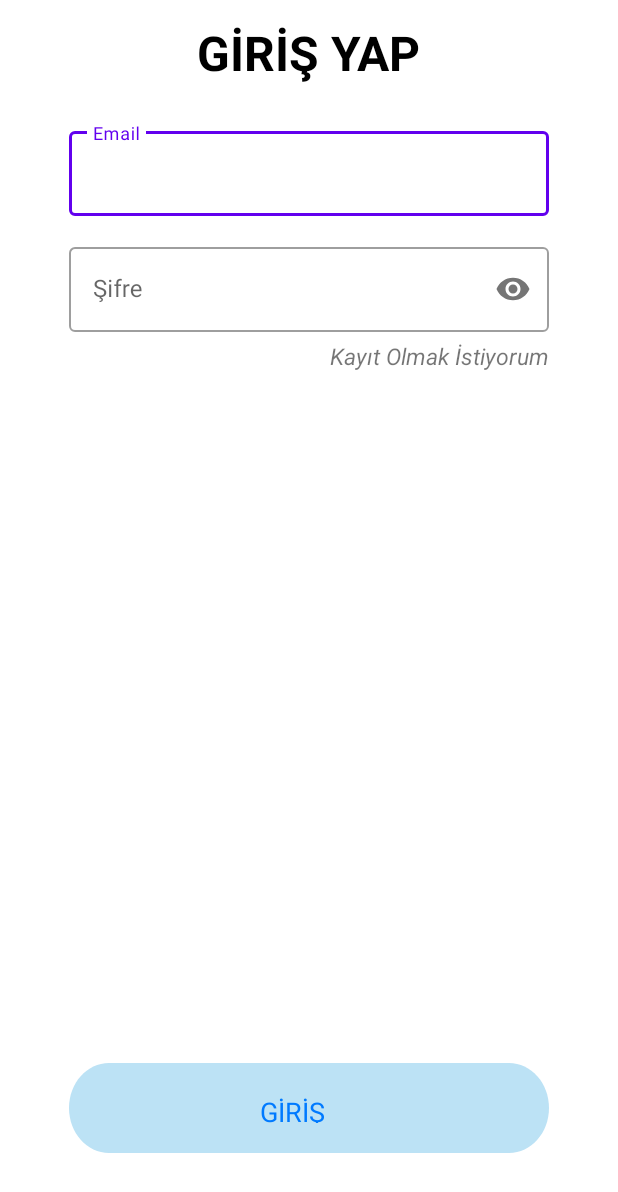
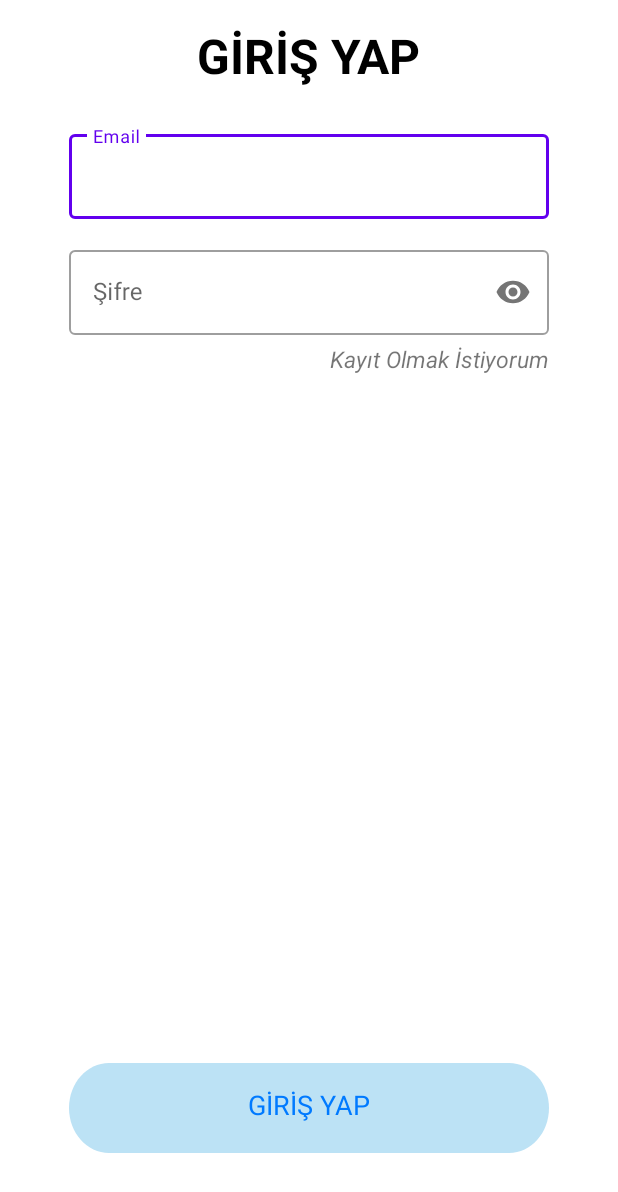
Before and after one commit to FurkanKaraketir/KTS-Kocluk-Takip-Sistemi, an Android app: the screen it shows after launch (LoginActivity), on a phone screen of 412 x 824 dp. Shown: the top 1192 px of the screen. Run offline under Robolectric (Android 15) with nearby library versions, the phone set to English and light mode, and no system bars; our stand-ins replace Firebase (no records; nobody signed in at launch, a user with empty details on screens opened directly).

Commit message:
Minor Fixes

```diff
--- a/app/build.gradle
+++ b/app/build.gradle
@@ -13,7 +13,7 @@ android {
         minSdk 26
         targetSdk 32
         versionCode 1
-        versionName "1.0"
+        versionName "0.1"
 
         testInstrumentationRunner "androidx.test.runner.AndroidJUnitRunner"
     }
@@ -36,11 +36,13 @@ android {
 dependencies {
 
     implementation platform('com.google.firebase:firebase-bom:30.1.0')
-    implementation 'androidx.core:core-ktx:1.8.0'
+
     implementation 'androidx.appcompat:appcompat:1.4.2'
     implementation 'com.google.android.material:material:1.6.1'
+
     implementation 'com.google.firebase:firebase-auth-ktx'
     implementation 'com.google.firebase:firebase-firestore-ktx'
+    implementation 'androidx.core:core-ktx:1.8.0'
 
     implementation 'androidx.constraintlayout:constraintlayout:2.1.4'
     testImplementation 'junit:junit:4.13.2'
--- a/app/src/main/AndroidManifest.xml
+++ b/app/src/main/AndroidManifest.xml
@@ -27,7 +27,7 @@
             android:name=".MainActivity"
             android:exported="true"
             android:screenOrientation="portrait"
-            tools:ignore="LockedOrientationActivity" >
+            tools:ignore="LockedOrientationActivity">
             <intent-filter>
                 <action android:name="android.intent.action.MAIN" />
 
--- a/app/src/main/java/com/kodgem/coachingapp/MainActivity.kt
+++ b/app/src/main/java/com/kodgem/coachingapp/MainActivity.kt
@@ -15,12 +15,13 @@ class MainActivity : AppCompatActivity() {
         super.onStart()
 
         val currentUser = auth.currentUser
-        if(currentUser == null){
+        if (currentUser == null) {
             val intent = Intent(this, LoginActivity::class.java)
             this.startActivity(intent)
             finish()
         }
     }
+
     override fun onCreate(savedInstanceState: Bundle?) {
         super.onCreate(savedInstanceState)
         setContentView(R.layout.activity_main)
@@ -32,7 +33,7 @@ class MainActivity : AppCompatActivity() {
 
     }
 
-    private fun signOut(){
+    private fun signOut() {
         auth.signOut()
         val intent = Intent(this, LoginActivity::class.java)
         this.startActivity(intent)
--- a/app/src/main/java/com/kodgem/coachingapp/RegisterActivity.kt
+++ b/app/src/main/java/com/kodgem/coachingapp/RegisterActivity.kt
@@ -17,7 +17,7 @@ class RegisterActivity : AppCompatActivity(), AdapterView.OnItemSelectedListener
     private val dersler =
         arrayOf("Matematik", "Türk Dili ve Edebiyatı", "Fizik", "Kimya", "Biyoloji")
 
-    private lateinit var documentID:String
+    private lateinit var documentID: String
     private lateinit var auth: FirebaseAuth
     private lateinit var db: FirebaseFirestore
     private var nameAndSurname = ""
@@ -50,35 +50,35 @@ class RegisterActivity : AppCompatActivity(), AdapterView.OnItemSelectedListener
 
 
         signUpButton.setOnClickListener {
-            if (emailEditText.text.toString().isNotEmpty()){
+            if (emailEditText.text.toString().isNotEmpty()) {
                 emailEditText.error = null
 
-                if (passwordEditText.text.toString().isNotEmpty()){
+                if (passwordEditText.text.toString().isNotEmpty()) {
                     passwordEditText.error = null
-                    if (gradeText.text.toString().isNotEmpty() || selection ==2){
+                    if (gradeText.text.toString().isNotEmpty() || selection == 2) {
                         gradeText.error = null
-                        if (nameAndSurnameEditText.text.toString().isNotEmpty()){
+                        if (nameAndSurnameEditText.text.toString().isNotEmpty()) {
                             nameAndSurnameEditText.error = null
 
                             nameAndSurname = nameAndSurnameEditText.text.toString()
 
                             grade = gradeText.text.toString()
-                            signUp(emailEditText.text.toString(),passwordEditText.text.toString())
+                            signUp(emailEditText.text.toString(), passwordEditText.text.toString())
 
-                        }else{
+                        } else {
                             nameAndSurnameEditText.error = "Bu Alan Boş Bırakılamaz"
 
                         }
 
 
-                    }else{
+                    } else {
                         gradeText.error = "Bu Alan Boş Bırakılamaz"
                     }
 
-                }else{
+                } else {
                     passwordEditText.error = "Bu Alan Boş Bırakılamaz"
                 }
-            }else{
+            } else {
                 emailEditText.error = "Bu Alan Boş Bırakılamaz"
             }
         }
@@ -120,8 +120,6 @@ class RegisterActivity : AppCompatActivity(), AdapterView.OnItemSelectedListener
         }
 
 
-
-
     }
 
     private fun signUp(email: String, password: String) {
@@ -130,7 +128,7 @@ class RegisterActivity : AppCompatActivity(), AdapterView.OnItemSelectedListener
                 if (task.isSuccessful) {
                     documentID = auth.uid!!
 
-                    if (selection ==1){
+                    if (selection == 1) {
                         val user = hashMapOf(
                             "email" to email,
                             "grade" to grade,
@@ -143,16 +141,15 @@ class RegisterActivity : AppCompatActivity(), AdapterView.OnItemSelectedListener
                         db.collection("User").document(documentID)
                             .set(user)
                             .addOnSuccessListener {
-                                Toast.makeText(this,"Başarılı",Toast.LENGTH_SHORT).show()
+                                Toast.makeText(this, "Başarılı", Toast.LENGTH_SHORT).show()
                                 val intent = Intent(this, MainActivity::class.java)
                                 this.startActivity(intent)
                                 finish()
                             }
                             .addOnFailureListener { e ->
-                                Toast.makeText(this,e.localizedMessage,Toast.LENGTH_SHORT).show()
+                                Toast.makeText(this, e.localizedMessage, Toast.LENGTH_SHORT).show()
                             }
-                    }
-                    else if (selection == 2){
+                    } else if (selection == 2) {
                         val user = hashMapOf(
                             "email" to email,
                             "id" to documentID,
@@ -164,24 +161,23 @@ class RegisterActivity : AppCompatActivity(), AdapterView.OnItemSelectedListener
                         db.collection("User").document(documentID)
                             .set(user)
                             .addOnSuccessListener {
-                                Toast.makeText(this,"Başarılı",Toast.LENGTH_SHORT).show()
+                                Toast.makeText(this, "Başarılı", Toast.LENGTH_SHORT).show()
                                 val intent = Intent(this, MainActivity::class.java)
                                 this.startActivity(intent)
                                 finish()
                             }
                             .addOnFailureListener { e ->
-                                Toast.makeText(this,e.localizedMessage,Toast.LENGTH_SHORT).show()
+                                Toast.makeText(this, e.localizedMessage, Toast.LENGTH_SHORT).show()
                             }
                     }
 
 
-
-
-
                 } else {
                     // If sign in fails, display a message to the user.
-                    Toast.makeText(baseContext, "Authentication failed.",
-                        Toast.LENGTH_SHORT).show()
+                    Toast.makeText(
+                        baseContext, "Authentication failed.",
+                        Toast.LENGTH_SHORT
+                    ).show()
                 }
             }
     }
@@ -223,7 +219,7 @@ class RegisterActivity : AppCompatActivity(), AdapterView.OnItemSelectedListener
                 3 -> {
                     branch = "Kimya"
                 }
-                4->{
+                4 -> {
                     branch = "Biyoloji"
 
                 }
@@ -235,7 +231,7 @@ class RegisterActivity : AppCompatActivity(), AdapterView.OnItemSelectedListener
 
 
     override fun onNothingSelected(p0: AdapterView<*>?) {
-        TODO("Not yet implemented")
+
     }
 
 }
--- a/app/src/main/res/drawable/rectangle_4.xml
+++ b/app/src/main/res/drawable/rectangle_4.xml
@@ -1,22 +1,18 @@
-<vector
-    xmlns:android="http://schemas.android.com/apk/res/android"
-    xmlns:aapt="http://schemas.android.com/aapt"
-    android:width="360dp"
+<vector xmlns:android="http://schemas.android.com/apk/res/android"
+    xmlns:tools="http://schemas.android.com/tools"
+    android:width="320dp"
     android:height="60dp"
     android:viewportWidth="360"
     android:viewportHeight="60"
-    >
+    tools:ignore="VectorRaster">
 
     <group>
 
-        <clip-path
-            android:pathData="M30 0H330C346.569 0 360 13.4315 360 30C360 46.5685 346.569 60 330 60H30C13.4315 60 0 46.5685 0 30C0 13.4315 13.4315 0 30 0Z"
-            />
+        <clip-path android:pathData="M30 0H330C346.569 0 360 13.4315 360 30C360 46.5685 346.569 60 330 60H30C13.4315 60 0 46.5685 0 30C0 13.4315 13.4315 0 30 0Z" />
 
         <path
-            android:pathData="M0 0V60H360V0"
             android:fillColor="#BCE2F5"
-            />
+            android:pathData="M0 0V60H360V0" />
 
     </group>
 
--- a/app/src/main/res/layout/activity_login.xml
+++ b/app/src/main/res/layout/activity_login.xml
@@ -8,13 +8,13 @@
 
     <TextView
         android:id="@+id/log_in"
+        style="@style/MaterialAlertDialog.Material3.Title.Text"
         android:layout_width="wrap_content"
         android:layout_height="wrap_content"
+        android:layout_centerHorizontal="true"
+        android:layout_marginTop="15dp"
+        android:text="@string/log_in"
         android:textSize="32sp"
-        android:layout_centerHorizontal="true"
-        android:layout_marginTop="13dp"
-        android:text="@string/log_in"
-        style="@style/MaterialAlertDialog.Material3.Title.Text"
         android:textStyle="bold" />
 
     <com.google.android.material.textfield.TextInputLayout
@@ -43,8 +43,8 @@
         android:layout_below="@id/TextInputLoginEmail"
         android:layout_centerHorizontal="true"
         android:layout_marginTop="15dp"
-        app:passwordToggleEnabled="true"
-        android:hint="@string/password">
+        android:hint="@string/password"
+        app:passwordToggleEnabled="true">
 
         <com.google.android.material.textfield.TextInputEditText
             android:id="@+id/passwordLoginEditText"
@@ -79,8 +79,8 @@
 
     <TextView
         android:id="@+id/log_inSmall"
-        android:layout_width="65dp"
-        android:layout_height="20dp"
+        android:layout_width="wrap_content"
+        android:layout_height="wrap_content"
         android:layout_alignParentBottom="true"
         android:layout_centerHorizontal="true"
         android:layout_marginBottom="75dp"
--- a/app/src/main/res/layout/activity_main.xml
+++ b/app/src/main/res/layout/activity_main.xml
@@ -1,6 +1,5 @@
 <?xml version="1.0" encoding="utf-8"?>
 <RelativeLayout xmlns:android="http://schemas.android.com/apk/res/android"
-    xmlns:app="http://schemas.android.com/apk/res-auto"
     xmlns:tools="http://schemas.android.com/tools"
     android:layout_width="match_parent"
     android:layout_height="match_parent"
--- a/app/src/main/res/values-night/themes.xml
+++ b/app/src/main/res/values-night/themes.xml
@@ -1,4 +1,4 @@
-<resources xmlns:tools="http://schemas.android.com/tools">
+<resources>
     <!-- Base application theme. -->
     <style name="Theme.CoachingApp" parent="Theme.MaterialComponents.DayNight.NoActionBar">
         <!-- Primary brand color. -->
@@ -10,7 +10,7 @@
         <item name="colorSecondaryVariant">@color/teal_200</item>
         <item name="colorOnSecondary">@color/black</item>
         <!-- Status bar color. -->
-        <item name="android:statusBarColor" >?attr/colorPrimaryVariant</item>
+        <item name="android:statusBarColor">?attr/colorPrimaryVariant</item>
         <!-- Customize your theme here. -->
     </style>
 
--- a/app/src/main/res/values/themes.xml
+++ b/app/src/main/res/values/themes.xml
@@ -1,4 +1,4 @@
-<resources xmlns:tools="http://schemas.android.com/tools">
+<resources>
     <!-- Base application theme. -->
     <style name="Theme.CoachingApp" parent="Theme.MaterialComponents.DayNight.NoActionBar">
         <!-- Primary brand color. -->
@@ -10,7 +10,7 @@
         <item name="colorSecondaryVariant">@color/teal_700</item>
         <item name="colorOnSecondary">@color/black</item>
         <!-- Status bar color. -->
-        <item name="android:statusBarColor" >?attr/colorPrimaryVariant</item>
+        <item name="android:statusBarColor">?attr/colorPrimaryVariant</item>
         <!-- Customize your theme here. -->
     </style>
 
```
Also changed, not shown: app/src/main/java/com/kodgem/coachingapp/LoginActivity.kt (+11 -10 lines).
